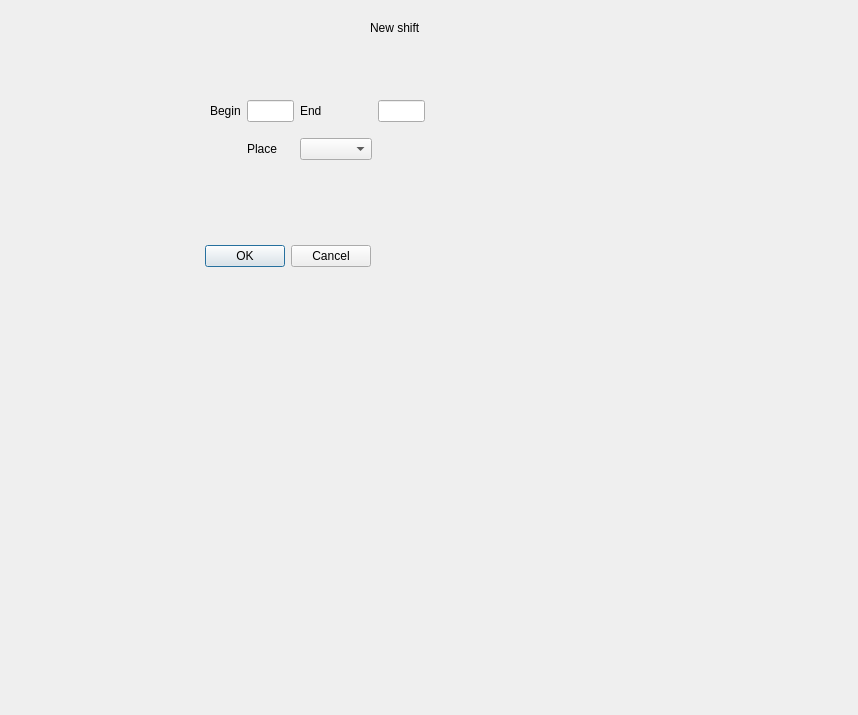
The window that Scheduler/pythonCode/GUI/new_shift.ui (Szymek200/Scheduler) describes before a commit, drawn with Qt 5.
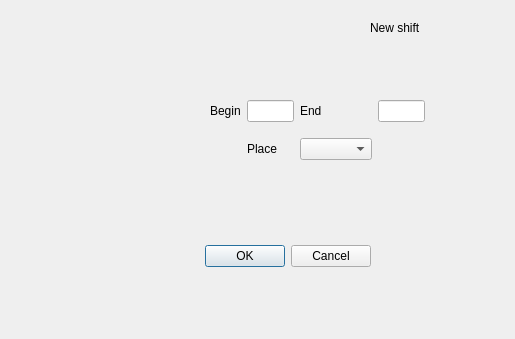
The same window after the commit.

```diff
--- a/Scheduler/pythonCode/GUI/new_shift.ui
+++ b/Scheduler/pythonCode/GUI/new_shift.ui
@@ -6,8 +6,8 @@
    <rect>
     <x>0</x>
     <y>0</y>
-    <width>858</width>
-    <height>715</height>
+    <width>515</width>
+    <height>339</height>
    </rect>
   </property>
   <property name="windowTitle">
```
